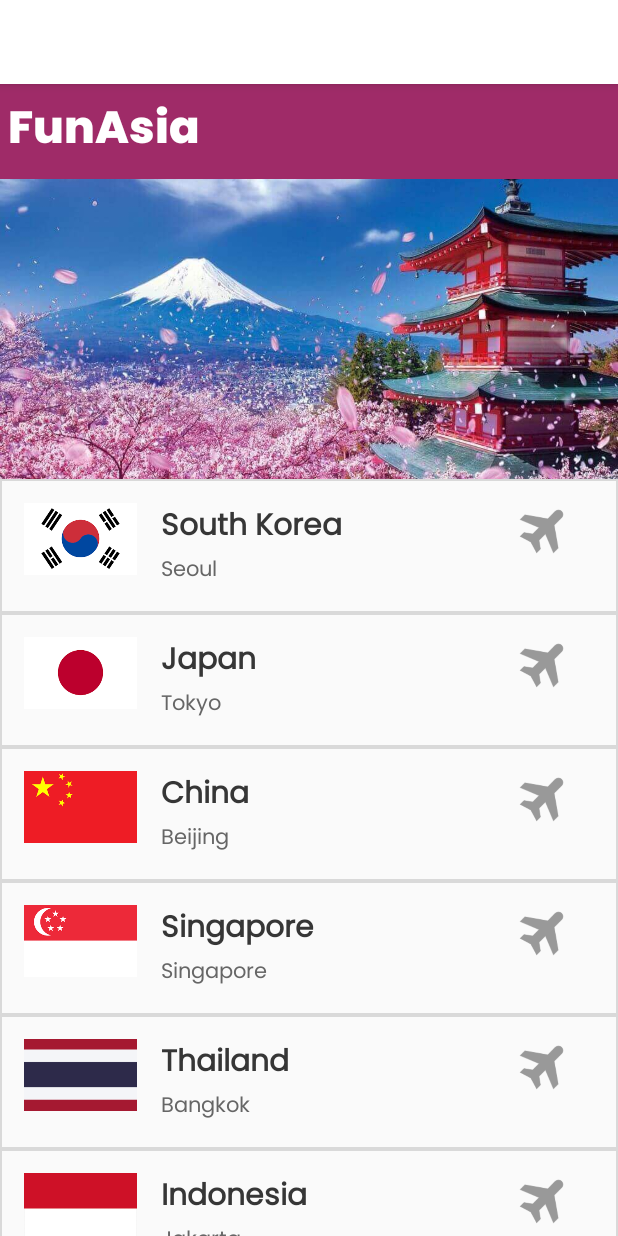
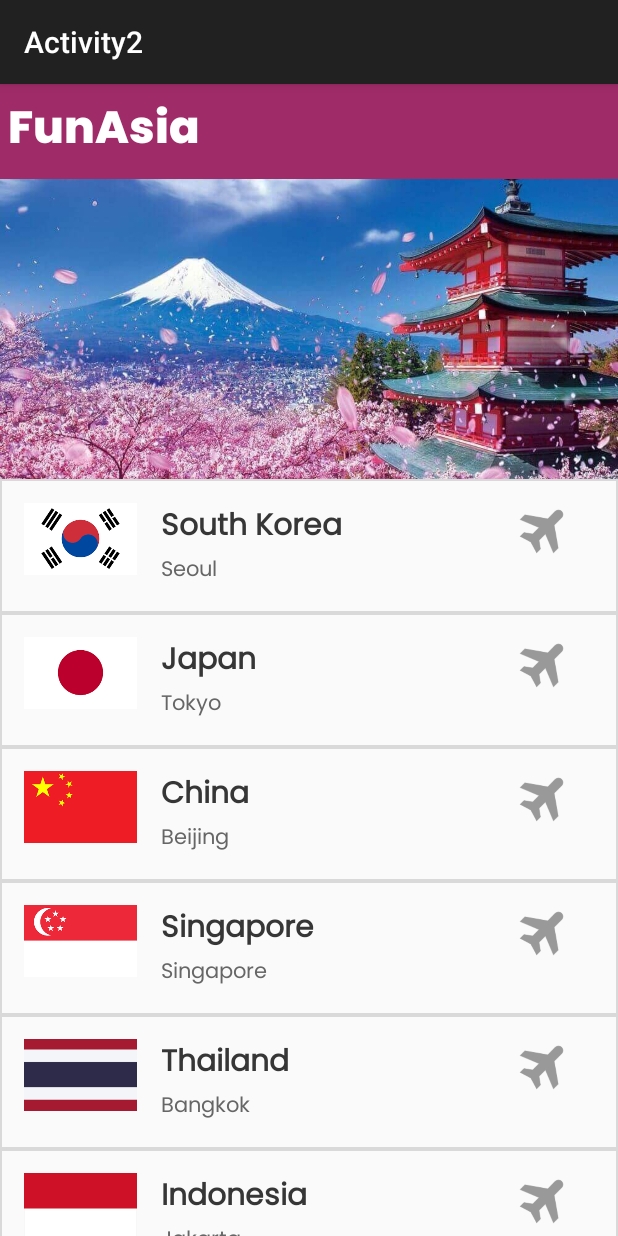
Before and after one commit to will0704/A2ITE393, an Android app: the MainActivity screen opened directly, with no data from a screen before it, on a phone screen of 412 x 824 dp. Run offline under Robolectric (Android 15) with nearby library versions, the phone set to English and light mode, and no system bars.

Commit message:
Update 3.2
-Minor

```diff
--- a/app/src/main/res/layout/activity_main.xml
+++ b/app/src/main/res/layout/activity_main.xml
@@ -5,7 +5,7 @@
     android:orientation="vertical"
     android:fitsSystemWindows="true">
 
-    <TextView
+     <TextView
         android:id="@+id/titleBar"
         android:layout_width="match_parent"
         android:layout_height="wrap_content"
--- a/app/src/main/res/values/styles.xml
+++ b/app/src/main/res/values/styles.xml
@@ -1,12 +1,7 @@
 <resources>
     <style name="AppTheme" parent="Theme.AppCompat.Light.DarkActionBar">
-        <!-- Customize your theme here -->
-        <item name="colorPrimary">@color/white</item>
-        <item name="colorPrimaryDark">@color/black</item>
-        <item name="colorAccent">@color/darkpink</item>
         <item name="android:windowTranslucentStatus">true</item>
     </style>
-
     <style name="SplashTheme" parent="Theme.AppCompat.Light.NoActionBar">
         <item name="android:windowBackground">@color/white</item>
         <item name="android:layout_gravity">center</item>
```
